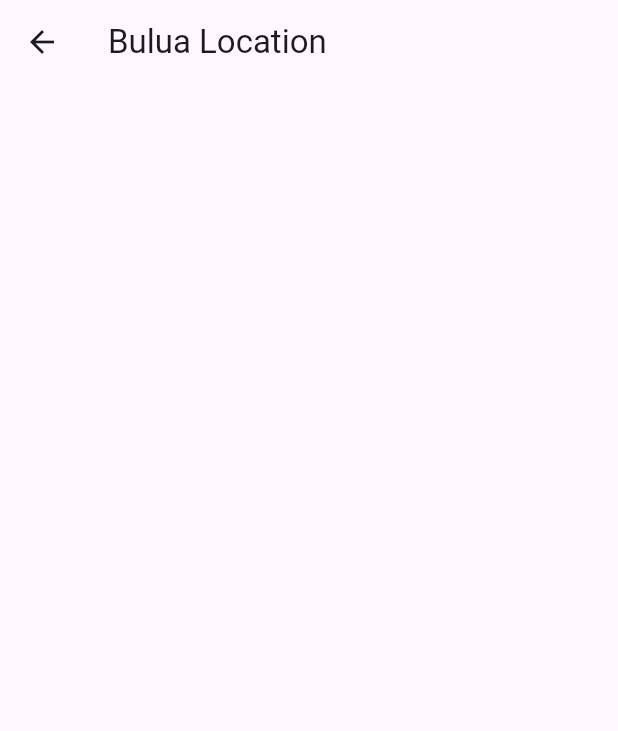
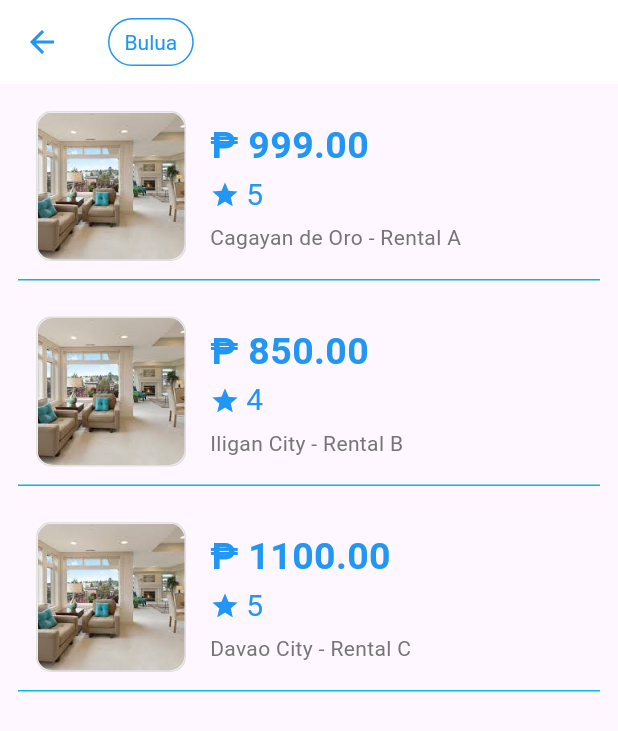
Before and after one commit to elRapha04/FRONTEND_CS2C-Group-3, a Flutter app: the BuluaPage screen opened directly, on a phone screen of 412 x 824 dp. Shown: the top 731 px of the screen. Run offline on Flutter 3.47's test engine with Material 3 defaults, Android fonts, the light colour scheme and no system bars.

Commit message:
added rental list in bulua.dart

```diff
--- a/lib/pages/Rentals/RentalLocations/bulua.dart
+++ b/lib/pages/Rentals/RentalLocations/bulua.dart
@@ -1,14 +1,126 @@
 import 'package:flutter/material.dart';
 
+class RentalItem {
+  final String imagePath; // Path to asset image
+  final double price;
+  final int rating;
+  final String location;
+
+  RentalItem({
+    required this.imagePath,
+    required this.price,
+    required this.rating,
+    required this.location,
+  });
+}
+
 class BuluaPage extends StatelessWidget {
-  const BuluaPage({super.key});
+  final List<RentalItem> rentalItems = [
+    RentalItem(
+      imagePath: 'assets/Rent2.jpg',
+      price: 999.00,
+      rating: 5,
+      location: "Cagayan de Oro - Rental A",
+    ),
+    RentalItem(
+      imagePath: 'assets/Rent2.jpg',
+      price: 850.00,
+      rating: 4,
+      location: "Iligan City - Rental B",
+    ),
+    RentalItem(
+      imagePath: 'assets/Rent2.jpg',
+      price: 1100.00,
+      rating: 5,
+      location: "Davao City - Rental C",
+    ),
+  ];
 
   @override
   Widget build(BuildContext context) {
     return Scaffold(
       appBar: AppBar(
-        title: Text("Bulua Location"),
+        leading: BackButton(color: Colors.blue),
+        backgroundColor: Colors.white,
+        title: Container(
+          padding: EdgeInsets.symmetric(horizontal: 10, vertical: 6),
+          decoration: BoxDecoration(
+            border: Border.all(color: Colors.blue),
+            borderRadius: BorderRadius.circular(20),
+          ),
+          child: Text(
+            "Bulua",
+            style: TextStyle(color: Colors.blue, fontSize: 14),
+          ),
+        ),
+      ),
+      body: ListView.builder(
+        itemCount: rentalItems.length,
+        itemBuilder: (context, index) {
+          return RentalBox(item: rentalItems[index]);
+        },
       ),
     );
   }
 }
+
+class RentalBox extends StatelessWidget {
+  final RentalItem item;
+
+  const RentalBox({Key? key, required this.item}) : super(key: key);
+
+  @override
+  Widget build(BuildContext context) {
+    return Container(
+      margin: EdgeInsets.symmetric(horizontal: 12, vertical: 6),
+      decoration: BoxDecoration(
+        border: Border(
+          bottom: BorderSide(color: Colors.cyan),
+        ),
+      ),
+      child: Padding(
+        padding: const EdgeInsets.all(12.0),
+        child: Row(
+          children: [
+            Container(
+              width: 100,
+              height: 100,
+              decoration: BoxDecoration(
+                border: Border.all(color: Colors.grey.shade300),
+                borderRadius: BorderRadius.circular(10),
+              ),
+              child: ClipRRect(
+                borderRadius: BorderRadius.circular(10),
+                child: Image.asset(
+                  item.imagePath,
+                  fit: BoxFit.cover,
+                ),
+              ),
+            ),
+            SizedBox(width: 16),
+            Expanded(
+              child: Column(
+                crossAxisAlignment: CrossAxisAlignment.start,
+                children: [
+                  Text(
+                    "₱ ${item.price.toStringAsFixed(2)}",
+                    style: TextStyle(fontSize: 25, fontWeight: FontWeight.bold, color: Colors.blue),
+                  ),
+                  Row(
+                    children: [
+                      Icon(Icons.star, size: 20, color: Colors.blue),
+                      SizedBox(width: 4),
+                      Text("${item.rating}", style: TextStyle(color: Colors.blue, fontSize: 20,)),
+                    ],
+                  ),
+                  SizedBox(height: 4),
+                  Text(item.location, style: TextStyle(color: Colors.grey.shade600)),
+                ],
+              ),
+            ),
+          ],
+        ),
+      ),
+    );
+  }
+}
```
